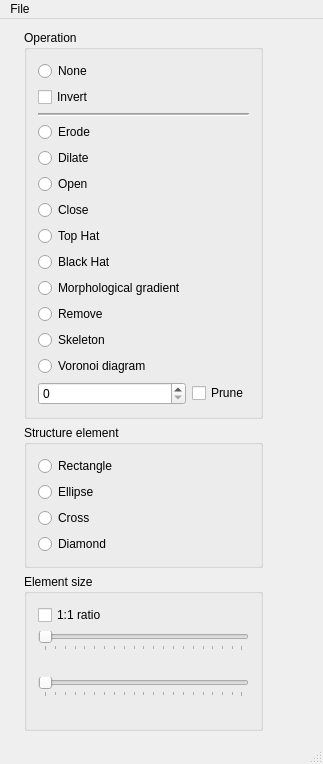
Old version of the form morph/morph.ui in the repository k0zmo/morphology-opencl.
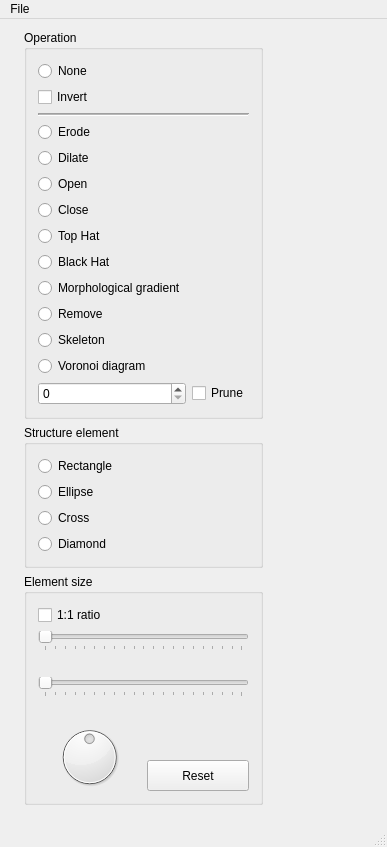
New version of the form.

```diff
--- a/morph/morph.ui
+++ b/morph/morph.ui
@@ -7,8 +7,8 @@
    <rect>
     <x>0</x>
     <y>0</y>
-    <width>323</width>
-    <height>740</height>
+    <width>387</width>
+    <height>847</height>
    </rect>
   </property>
   <property name="sizePolicy">
@@ -274,14 +274,14 @@
            <string>Element size</string>
           </property>
           <layout class="QGridLayout" name="gridLayout">
-           <item row="0" column="0">
+           <item row="0" column="0" colspan="2">
             <widget class="QCheckBox" name="cbSquare">
              <property name="text">
               <string>1:1 ratio</string>
              </property>
             </widget>
            </item>
-           <item row="1" column="0">
+           <item row="1" column="0" colspan="2">
             <widget class="QSlider" name="hsXElementSize">
              <property name="sizePolicy">
               <sizepolicy hsizetype="Minimum" vsizetype="Fixed">
@@ -328,7 +328,7 @@
              </property>
             </widget>
            </item>
-           <item row="3" column="0">
+           <item row="3" column="0" colspan="2">
             <widget class="QSlider" name="hsYElementSize">
              <property name="sizePolicy">
               <sizepolicy hsizetype="Minimum" vsizetype="Fixed">
@@ -366,6 +366,45 @@
              </property>
             </widget>
            </item>
+           <item row="5" column="0" rowspan="2">
+            <widget class="QDial" name="dialRotation">
+             <property name="maximum">
+              <number>360</number>
+             </property>
+             <property name="value">
+              <number>180</number>
+             </property>
+             <property name="orientation">
+              <enum>Qt::Horizontal</enum>
+             </property>
+             <property name="wrapping">
+              <bool>true</bool>
+             </property>
+            </widget>
+           </item>
+           <item row="5" column="1">
+            <widget class="QLabel" name="lbRotation">
+             <property name="text">
+              <string/>
+             </property>
+             <property name="alignment">
+              <set>Qt::AlignCenter</set>
+             </property>
+            </widget>
+           </item>
+           <item row="6" column="1">
+            <widget class="QPushButton" name="pbResetRotation">
+             <property name="sizePolicy">
+              <sizepolicy hsizetype="Preferred" vsizetype="Preferred">
+               <horstretch>0</horstretch>
+               <verstretch>0</verstretch>
+              </sizepolicy>
+             </property>
+             <property name="text">
+              <string>Reset</string>
+             </property>
+            </widget>
+           </item>
           </layout>
          </widget>
         </item>
@@ -407,7 +446,7 @@
     <rect>
      <x>0</x>
      <y>0</y>
-     <width>323</width>
+     <width>387</width>
      <height>21</height>
     </rect>
    </property>
```
